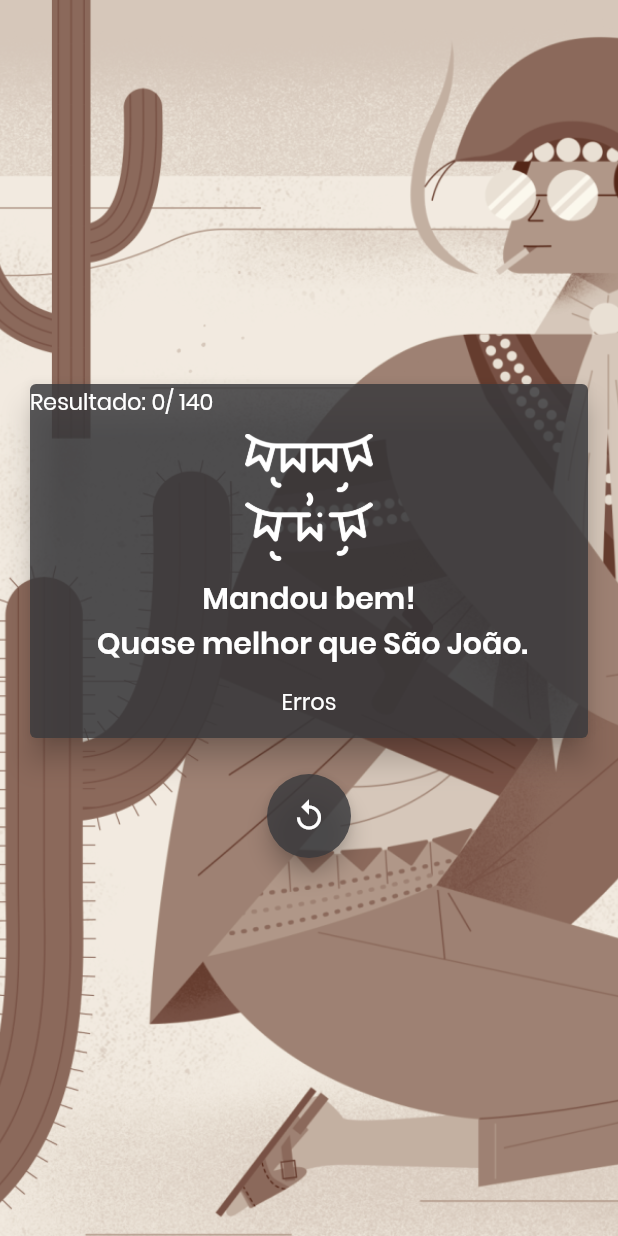
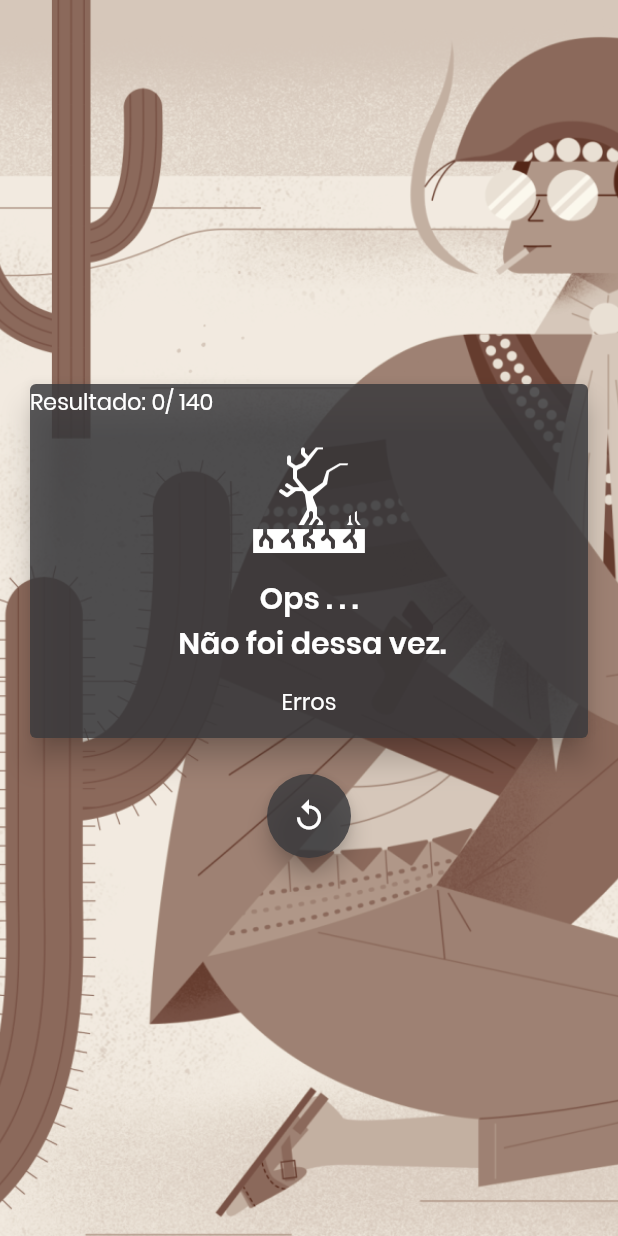
Before and after one commit to LiniveCristine/Quiz_Nordestines, a Flutter app: the RestartPage widget shown alone on an empty page, opened directly with empty values, on a phone screen of 412 x 824 dp. Run offline on Flutter 3.47's test engine with Material 2 defaults, Android fonts, the phone set to English and light mode, and no system bars.

Commit message:
Implementando a rota restart Quiz

```diff
--- a/lib/screens/restart_quiz.dart
+++ b/lib/screens/restart_quiz.dart
@@ -1,9 +1,30 @@
 import 'package:alagoanes/components/background.dart';
 import 'package:flutter/material.dart';
+import '../main.dart';
 
 class RestartPage extends StatelessWidget {
   final int score;
   RestartPage(this.score);
+
+  String scoreMensageFilter() {
+    if (score < 70) {
+      return 'Ops . . .\n Não foi dessa vez.';
+    } else if (score >= 70 || score <= 100) {
+      return 'Mandou bem!\n Quase melhor que São João.';
+    } else {
+      return 'Me fala a verdade...!\n Tu é nordestino, ne?.';
+    }
+  }
+
+  String socoreImageFilter() {
+    if (score < 70) {
+      return 'assets/images/seca.png';
+    } else if (score >= 70 || score <= 100) {
+      return 'assets/images/festa.png';
+    } else {
+      return 'assets/images/sanfona.png';
+    }
+  }
 
   @override
   Widget build(BuildContext context) {
@@ -28,12 +49,12 @@ class RestartPage extends StatelessWidget {
                   width: 85,
                   margin: EdgeInsets.only(bottom: 10, top: 10),
                   child: Image.asset(
-                    'assets/images/festa.png',
+                    socoreImageFilter(),
                     color: Colors.white,
                   ),
                 ),
                 Text(
-                  'Mandou bem!\n Quase melhor que São João.',
+                  scoreMensageFilter(),
                   style: Theme.of(context).textTheme.headline4,
                   textAlign: TextAlign.center,
                 ),
@@ -50,7 +71,14 @@ class RestartPage extends StatelessWidget {
             margin: EdgeInsets.only(top: 20),
             child: FloatingActionButton(
               backgroundColor: Color.fromRGBO(58, 58, 61, .83),
-              onPressed: () {},
+              onPressed: () {
+                Navigator.push(
+                  context,
+                  MaterialPageRoute(
+                    builder: (context) => HomePage(),
+                  ),
+                );
+              },
               child: Icon(
                 Icons.replay,
                 color: Colors.white,
```
